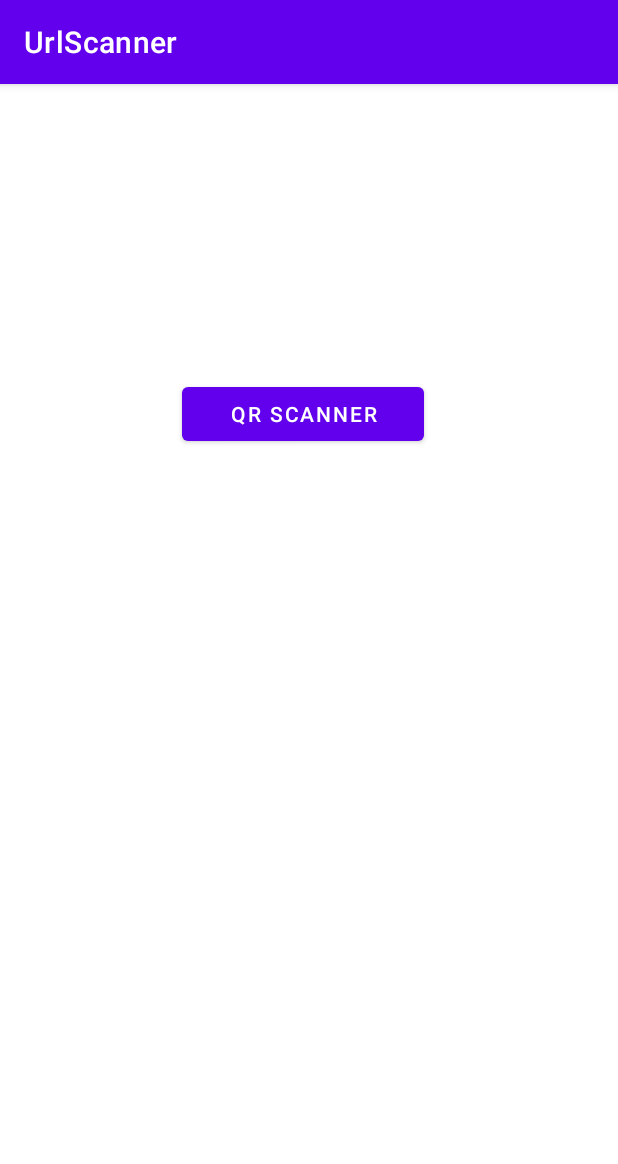
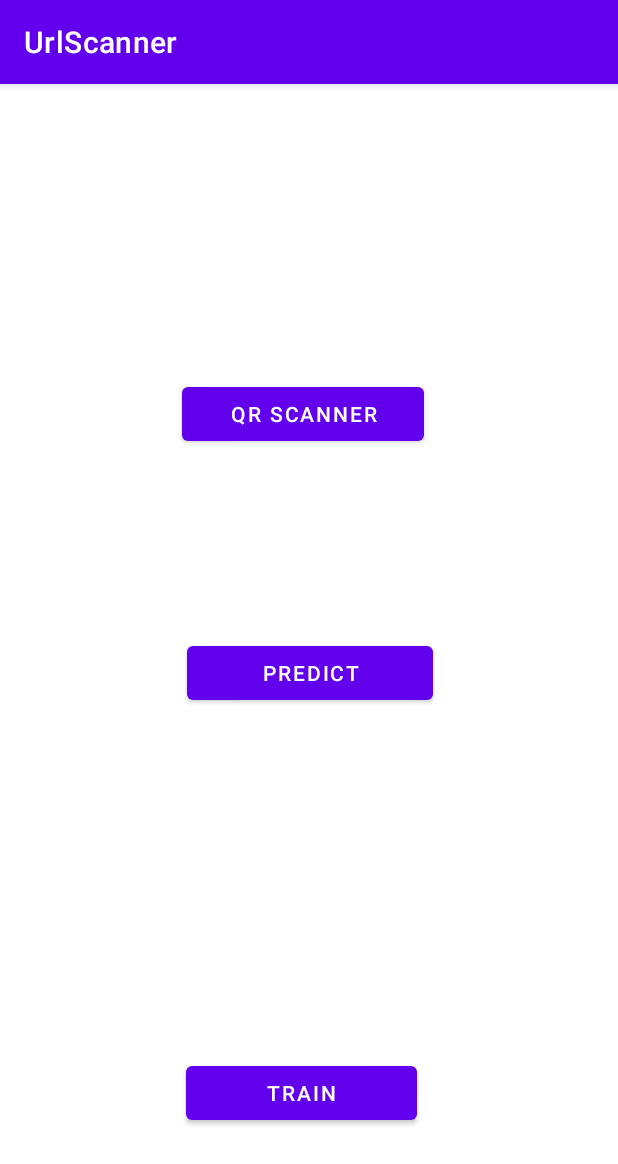
Before and after one commit to JeanHuit/urlscanner, an Android app: the screen it shows after launch (MainActivity), on a phone screen of 412 x 824 dp. Shown: the top 1164 px of the screen. Run offline under Robolectric (Android 15) with nearby library versions, the phone set to English and light mode, and no system bars; libraries missing offline, so code that uses them is left out: com.google.zxing.integration.

Commit message:
ads training and predict ui

```diff
--- a/app/src/main/res/layout/activity_main.xml
+++ b/app/src/main/res/layout/activity_main.xml
@@ -29,4 +29,45 @@
         android:layout_marginTop="20dp"
         android:layout_marginBottom="20dp"
         />
+
+    <Button
+        android:id="@+id/predict_btn"
+        android:layout_width="164dp"
+        android:layout_height="wrap_content"
+        android:layout_alignParentEnd="true"
+        android:layout_alignParentBottom="true"
+        android:layout_marginEnd="113dp"
+        android:layout_marginBottom="341dp"
+        android:text="Predict" />
+
+    <TextView
+        android:id="@+id/predict_view"
+        android:layout_width="349dp"
+        android:layout_height="99dp"
+        android:layout_alignParentEnd="true"
+        android:layout_alignParentBottom="true"
+        android:layout_marginEnd="22dp"
+        android:layout_marginBottom="402dp"
+        android:textSize="20dp" />
+
+    <Button
+        android:id="@+id/train_btn"
+        android:layout_width="154dp"
+        android:layout_height="wrap_content"
+        android:layout_alignParentEnd="true"
+        android:layout_alignParentBottom="true"
+        android:layout_marginEnd="124dp"
+        android:layout_marginBottom="61dp"
+        android:text="Train" />
+
+    <TextView
+        android:id="@+id/training_view"
+        android:layout_width="370dp"
+        android:layout_height="174dp"
+        android:layout_alignParentEnd="true"
+        android:layout_alignParentBottom="true"
+        android:layout_marginEnd="10dp"
+        android:layout_marginBottom="143dp"
+        android:textSize="10dp" />
+
 </RelativeLayout>
```
Also changed, not shown: app/src/main/res/drawable/thumbs_down.jpg (added), app/src/main/res/drawable/thumbs_up.jpg (added).
